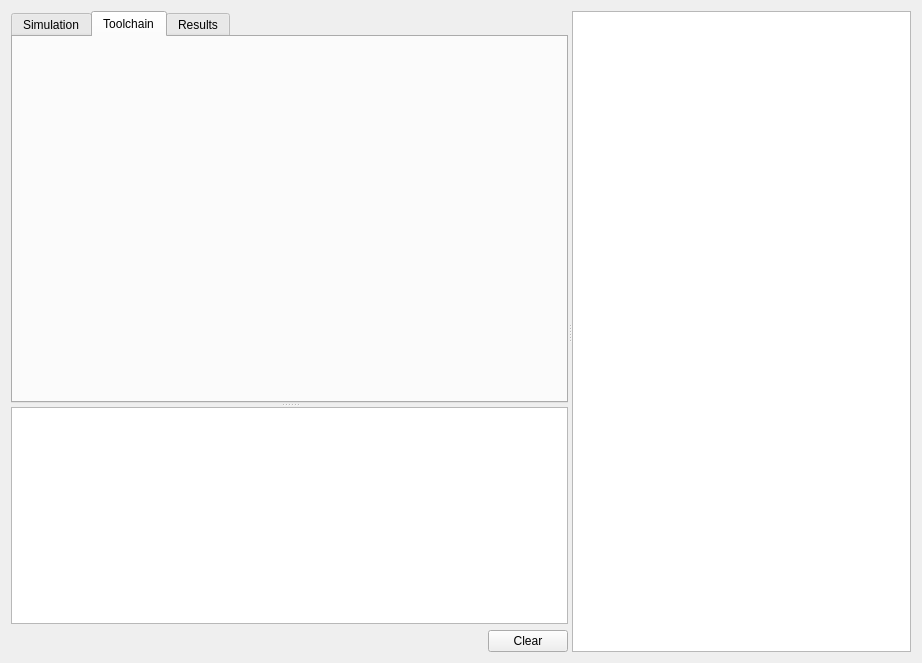
Qt form dpss/src/simu/graph_om/CGraphSimulatorDialog.ui (ArsMasiuk/DPSE) before a commit.
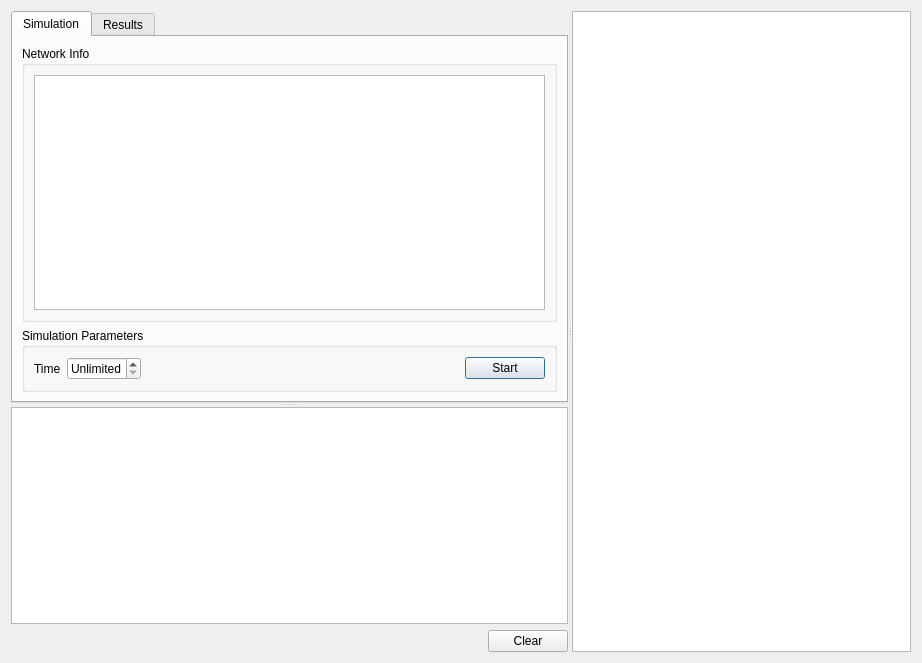
The same form after that commit. The open tabs and pages were chosen to show the change. Custom widgets are drawn as their Qt base class.

Commit message: endless simulation

```diff
--- a/dpss/src/simu/graph_om/CGraphSimulatorDialog.ui
+++ b/dpss/src/simu/graph_om/CGraphSimulatorDialog.ui
@@ -59,11 +59,20 @@
             </item>
             <item>
              <widget class="QSpinBox" name="SimuTime">
+              <property name="sizePolicy">
+               <sizepolicy hsizetype="Preferred" vsizetype="Fixed">
+                <horstretch>0</horstretch>
+                <verstretch>0</verstretch>
+               </sizepolicy>
+              </property>
+              <property name="specialValueText">
+               <string>Unlimited</string>
+              </property>
               <property name="suffix">
                <string> s</string>
               </property>
               <property name="minimum">
-               <number>1</number>
+               <number>0</number>
               </property>
               <property name="maximum">
                <number>3600</number>
@@ -72,7 +81,7 @@
                <number>10</number>
               </property>
               <property name="value">
-               <number>30</number>
+               <number>0</number>
               </property>
              </widget>
             </item>
@@ -101,26 +110,6 @@
          </item>
         </layout>
        </widget>
-       <widget class="QWidget" name="tabTools">
-        <attribute name="title">
-         <string>Toolchain</string>
-        </attribute>
-        <layout class="QVBoxLayout" name="verticalLayout_5">
-         <item>
-          <spacer name="verticalSpacer">
-           <property name="orientation">
-            <enum>Qt::Vertical</enum>
-           </property>
-           <property name="sizeHint" stdset="0">
-            <size>
-             <width>20</width>
-             <height>158</height>
-            </size>
-           </property>
-          </spacer>
-         </item>
-        </layout>
-       </widget>
        <widget class="QWidget" name="tabResults">
         <attribute name="title">
          <string>Results</string>
@@ -235,7 +224,7 @@
         </layout>
        </widget>
       </widget>
-      <widget class="QWidget" name="">
+      <widget class="QWidget" name="layoutWidget">
        <layout class="QVBoxLayout" name="verticalLayout_3">
         <item>
          <widget class="QTextBrowser" name="Console"/>
```
The commit also changes 2 other files.
